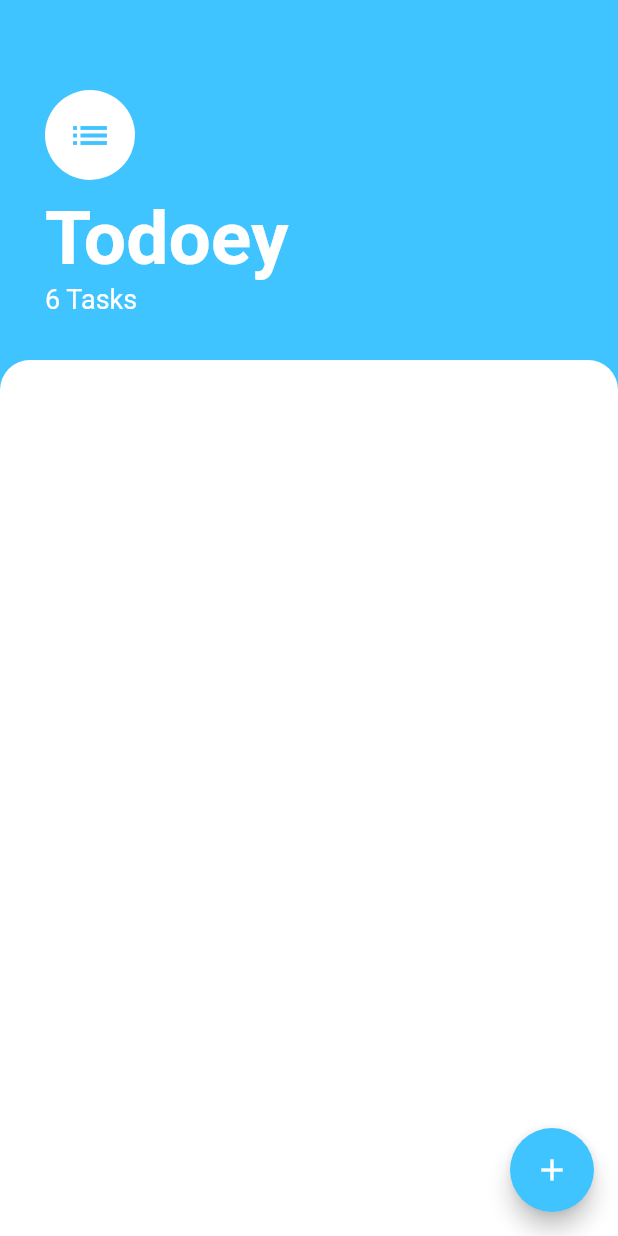
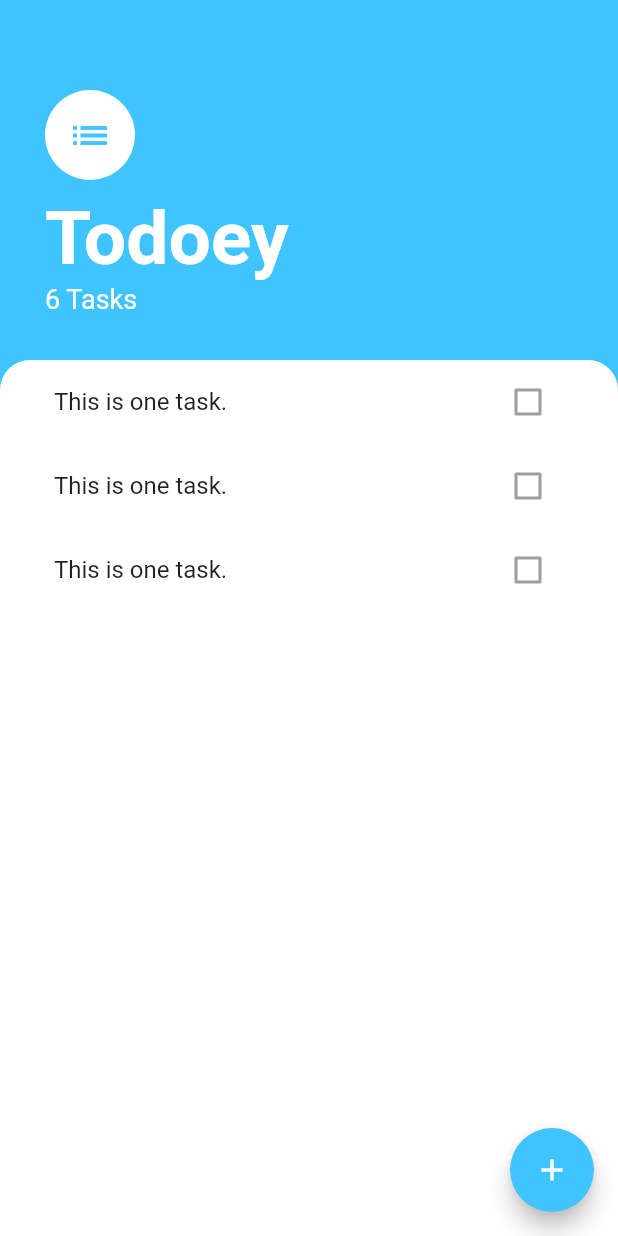
Before and after one commit to Smotto/todoey_flutter, a Flutter app: the screen it shows after launch, on a phone screen of 412 x 824 dp. Run offline on Flutter 3.47's test engine with Material 2 defaults, Android fonts, the phone set to English and light mode, and no system bars.

Commit message:
lists added

```diff
--- a/lib/screens/tasks_screen.dart
+++ b/lib/screens/tasks_screen.dart
@@ -1,4 +1,6 @@
+import 'package:flutter/cupertino.dart';
 import 'package:flutter/material.dart';
+import 'package:todoey_flutter/widgets/tasks_list.dart';
 
 class TasksScreen extends StatelessWidget {
   @override
@@ -8,7 +10,9 @@ class TasksScreen extends StatelessWidget {
       floatingActionButton: FloatingActionButton(
         backgroundColor: Colors.lightBlueAccent,
         child: Icon(Icons.add),
-        onPressed: null,
+        onPressed: (){
+
+        },
       ),
       body: Column(
         crossAxisAlignment: CrossAxisAlignment.start,
@@ -43,6 +47,7 @@ class TasksScreen extends StatelessWidget {
           ),
           Expanded(
             child: Container(
+              child: TasksList(),
               height: 300.0,
               decoration: BoxDecoration(
                 color: Colors.white,
--- /dev/null
+++ b/lib/widgets/task_tile.dart
@@ -0,0 +1,15 @@
+import 'package:flutter/material.dart';
+
+class TaskTile extends StatelessWidget {
+  const TaskTile({
+    Key key,
+  }) : super(key: key);
+
+  @override
+  Widget build(BuildContext context) {
+    return ListTile(
+      title: Text('This is one task.'),
+      trailing: Checkbox(value: false, onChanged: null,),
+    );
+  }
+}
--- /dev/null
+++ b/lib/widgets/tasks_list.dart
@@ -0,0 +1,20 @@
+import 'package:flutter/material.dart';
+import 'task_tile.dart';
+
+class TasksList extends StatelessWidget {
+  const TasksList({
+    Key key,
+  }) : super(key: key);
+
+  @override
+  Widget build(BuildContext context) {
+    return ListView(
+      padding: EdgeInsets.symmetric(horizontal: 20.0),
+      children: <Widget>[
+        TaskTile(),
+        TaskTile(),
+        TaskTile(),
+      ],
+    );
+  }
+}
```
